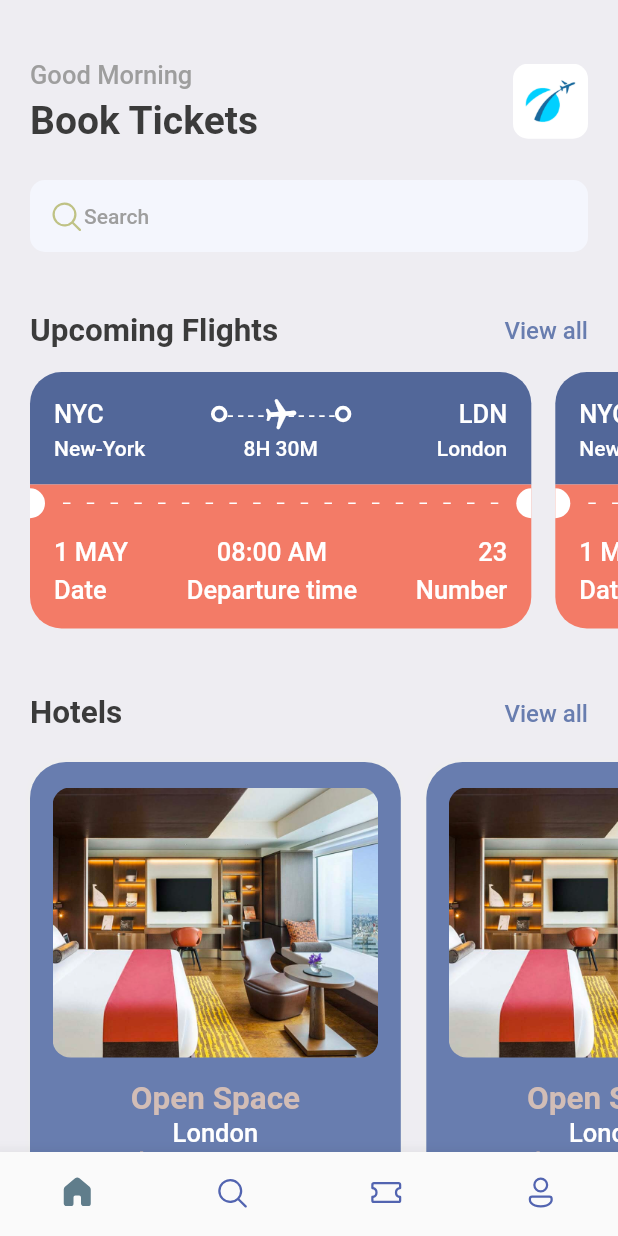
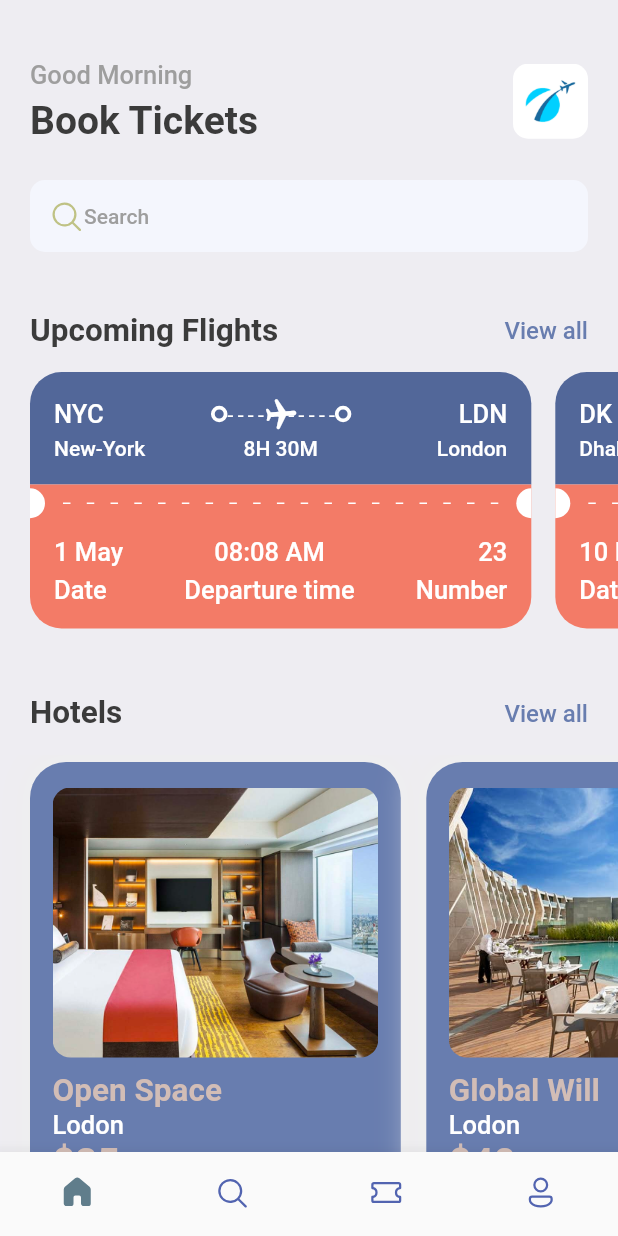
Before and after one commit to 3ga01/Airline-App, a Flutter app: the screen it shows after launch, on a phone screen of 412 x 824 dp. Run offline on Flutter 3.47's test engine with Material 2 defaults, Android fonts, the phone set to English and light mode, and no system bars; our stand-ins replace fluentui_icons, gap.

Commit message:
Home Screen Completed successfully

```diff
--- a/lib/pages/home_screen.dart
+++ b/lib/pages/home_screen.dart
@@ -1,5 +1,6 @@
 import 'package:booking_app/pages/hotel_screen.dart';
 import 'package:booking_app/pages/ticket_view.dart';
+import 'package:booking_app/util/app_info_list.dart';
 import 'package:booking_app/util/style.dart';
 import 'package:fluentui_icons/fluentui_icons.dart';
 import 'package:flutter/cupertino.dart';
@@ -86,10 +87,7 @@ class HomeScreen extends StatelessWidget {
             SingleChildScrollView(
               scrollDirection: Axis.horizontal,
               padding: const EdgeInsets.only(left: 20),
-              child: Row(children: [
-                const TicketView(),
-                const TicketView(),
-              ]),
+              child: Row(children: ticketList.map((ticket) => TicketView(ticket: ticket)).toList()),
             ),
             const Gap(15),
             Container(
@@ -111,7 +109,9 @@ class HomeScreen extends StatelessWidget {
                 scrollDirection: Axis.horizontal,
                 padding: const EdgeInsets.only(left: 20),
                 child: Row(
-                  children: [HotelScreen(), HotelScreen()],
+                  children: hotelList
+                      .map((hotel) => HotelScreen(hotel: hotel))
+                      .toList(),
                 )),
           ],
         ));
--- a/lib/pages/hotel_screen.dart
+++ b/lib/pages/hotel_screen.dart
@@ -7,14 +7,18 @@ import 'package:flutter/src/widgets/framework.dart';
 import 'package:gap/gap.dart';
 
 class HotelScreen extends StatelessWidget {
-  const HotelScreen({super.key});
+  final Map<String, dynamic> hotel;
+
+  const HotelScreen({super.key, required this.hotel});
 
   @override
   Widget build(BuildContext context) {
+    print('Hotel price is ${hotel['price']}');
+
     final size = AppLayout.getSize(context);
     return Container(
       width: size.width * 0.6,
-      height: 350,
+      height: 300,
       padding: const EdgeInsets.symmetric(horizontal: 15, vertical: 17),
       margin: const EdgeInsets.only(right: 17, top: 5),
       decoration: BoxDecoration(
@@ -22,12 +26,12 @@ class HotelScreen extends StatelessWidget {
           boxShadow: [
             BoxShadow(
               color: Colors.grey.shade200,
-              blurRadius: 2,
-              spreadRadius: 1,
+              blurRadius: 20,
+              spreadRadius: 5,
             ),
           ],
           color: Styles.primaryColor),
-      child: Column(children: [
+      child: Column(crossAxisAlignment: CrossAxisAlignment.start, children: [
         Container(
           height: 180,
           decoration: BoxDecoration(
@@ -35,19 +39,19 @@ class HotelScreen extends StatelessWidget {
               color: Styles.primaryColor,
               image: DecorationImage(
                   fit: BoxFit.cover,
-                  image: AssetImage("assets/images/one.png"))),
+                  image: AssetImage("assets/images/${hotel['image']}"))),
         ),
-        const Gap(15),
+        const Gap(10),
         Text(
-          "Open Space",
+          "${hotel['place']}",
           style: Styles.headLineStyle2.copyWith(color: Styles.kakiColor),
         ),
         Text(
-          "London",
+          "${hotel['destination']}",
           style: Styles.headLineStyle3.copyWith(color: Colors.white),
         ),
         Text(
-          "\$40/night",
+          "\$${hotel['price']}",
           style: Styles.headLineStyle1.copyWith(color: Styles.kakiColor),
         ),
       ]),
--- a/lib/pages/ticket_view.dart
+++ b/lib/pages/ticket_view.dart
@@ -1,4 +1,5 @@
 import 'package:booking_app/pages/widgets/thick_container.dart';
+import 'package:booking_app/util/app_info_list.dart';
 import 'package:booking_app/util/app_layOut.dart';
 import 'package:booking_app/util/style.dart';
 import 'package:flutter/cupertino.dart';
@@ -8,7 +9,8 @@ import 'package:flutter/src/widgets/framework.dart';
 import 'package:gap/gap.dart';
 
 class TicketView extends StatelessWidget {
-  const TicketView({super.key});
+  final Map<String, dynamic> ticket;
+  const TicketView({super.key, required this.ticket});
 
   @override
   Widget build(BuildContext context) {
@@ -33,7 +35,7 @@ class TicketView extends StatelessWidget {
                   child: Column(children: [
                     Row(
                       children: [
-                        Text("NYC",
+                        Text(ticket["from"]["code"],
                             style: Styles.headLineStyle3
                                 .copyWith(color: Colors.white)),
                         const Spacer(),
@@ -74,7 +76,7 @@ class TicketView extends StatelessWidget {
                         ),
                         ThickContainer(),
                         Spacer(),
-                        Text("LDN",
+                        Text(ticket["to"]["code"],
                             style: Styles.headLineStyle3
                                 .copyWith(color: Colors.white)),
                       ],
@@ -86,19 +88,19 @@ class TicketView extends StatelessWidget {
                         SizedBox(
                             width: 100,
                             child: Text(
-                              "New-York",
+                              ticket["from"]["name"],
                               style: Styles.headLineStyle4
                                   .copyWith(color: Colors.white),
                             )),
                         Text(
-                          "8H 30M",
+                          ticket["flying_time"],
                           style: Styles.headLineStyle4
                               .copyWith(color: Colors.white),
                         ),
                         SizedBox(
                             width: 100,
                             child: Text(
-                              "London",
+                              ticket["to"]["name"],
                               textAlign: TextAlign.end,
                               style: Styles.headLineStyle4
                                   .copyWith(color: Colors.white),
@@ -174,7 +176,7 @@ class TicketView extends StatelessWidget {
                         crossAxisAlignment: CrossAxisAlignment.start,
                         children: [
                           Text(
-                            "1 MAY",
+                            ticket["date"],
                             style: Styles.headLineStyle3
                                 .copyWith(color: Colors.white),
                           ),
@@ -188,7 +190,7 @@ class TicketView extends StatelessWidget {
                         crossAxisAlignment: CrossAxisAlignment.center,
                         children: [
                           Text(
-                            "08:00 AM",
+                            ticket["departure_time"],
                             style: Styles.headLineStyle3
                                 .copyWith(color: Colors.white),
                           ),
@@ -202,7 +204,7 @@ class TicketView extends StatelessWidget {
                         crossAxisAlignment: CrossAxisAlignment.end,
                         children: [
                           Text(
-                            "23",
+                            ticket["number"].toString(),
                             style: Styles.headLineStyle3
                                 .copyWith(color: Colors.white),
                           ),
--- /dev/null
+++ b/lib/util/app_info_list.dart
@@ -0,0 +1,39 @@
+List<Map<String, dynamic>> hotelList = [
+  {
+    "image": "one.png",
+    "place": "Open Space",
+    "destination": "Lodon",
+    "price": 25
+  },
+  {
+    "image": "two.png",
+    "place": "Global Will",
+    "destination": "Lodon",
+    "price": 40
+  },
+  {
+    "image": "three.png",
+    "place": "Tallest Building",
+    "destination": "Dubai",
+    "price": 60
+  },
+];
+
+List<Map<String, dynamic>> ticketList = [
+  {
+    "from": {"code": "NYC", "name": "New-York"},
+    "to": {"code": "LDN", "name": "London"},
+    "flying_time": "8H 30M",
+    "date": "1 May",
+    "departure_time": "08:08 AM",
+    "number": 23
+  },
+  {
+    "from": {"code": "DK", "name": "Dhaka"},
+    "to": {"code": "SH", "name": "Shanghai"},
+    "flying_time": "4H 20M",
+    "date": "10 December",
+    "departure_time": "09:08 AM",
+    "number": 45
+  },
+];
```
